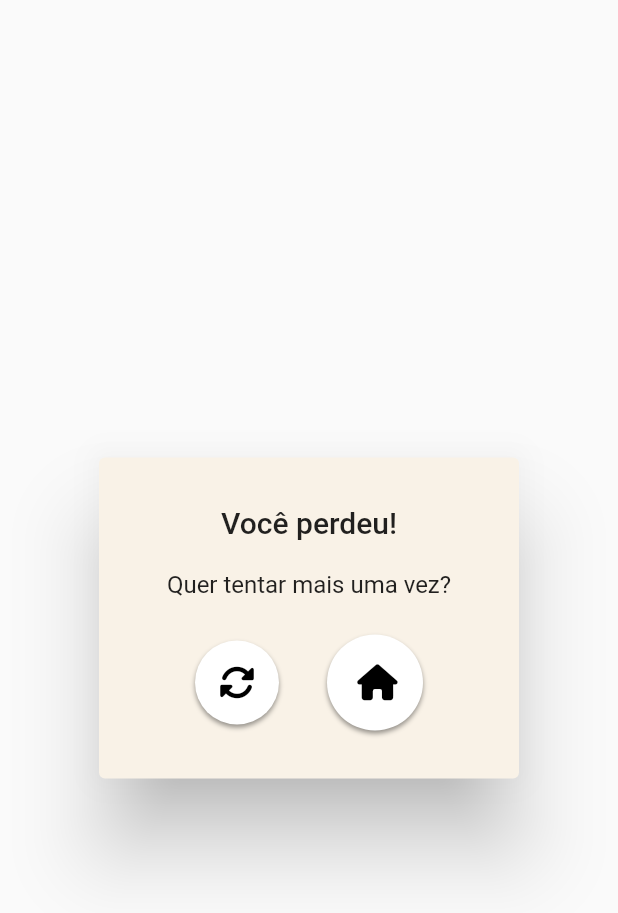
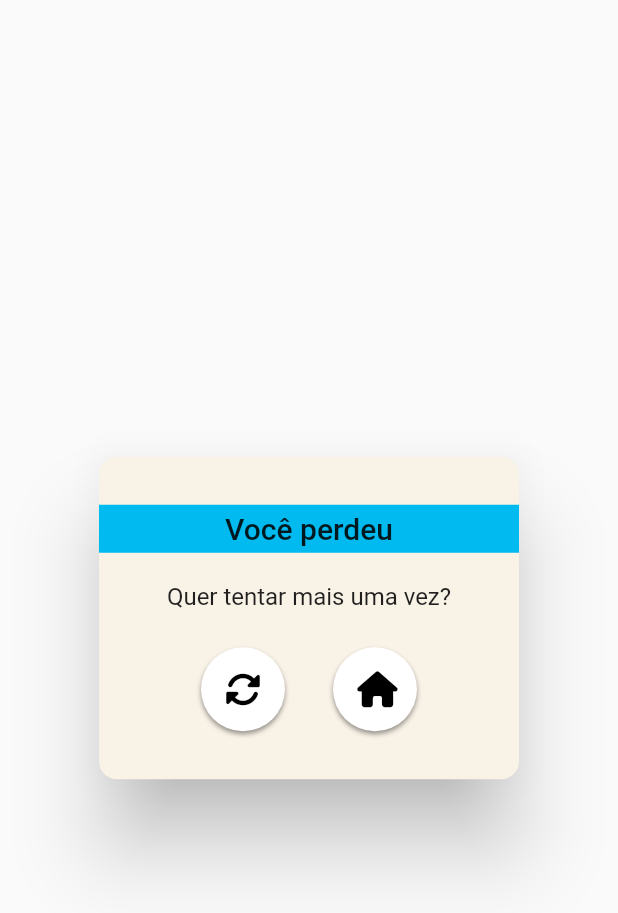
Before and after one commit to bruno9800/math_game, a Flutter app: the GameOverModal widget shown alone on an empty page, opened directly with empty values, on a phone screen of 412 x 824 dp. Shown: the top 913 px of the screen. Run offline on Flutter 3.47's test engine with Material 2 defaults, Android fonts, the phone set to English and light mode, and no system bars; our stand-ins replace cloud_firestore, firebase_auth, firebase_core, font_awesome_flutter, google_fonts, google_sign_in; accounts and stored records are empty.

```diff
--- a/lib/pages/modals/over_modal.dart
+++ b/lib/pages/modals/over_modal.dart
@@ -15,12 +15,18 @@ class GameOverModal extends StatelessWidget {
       actionsPadding: EdgeInsets.only(bottom: 32),
       titlePadding: EdgeInsets.only(top: 32),
       backgroundColor: CustomTheme.PIECE,
-      title: Row(
-        mainAxisSize: MainAxisSize.max,
-        mainAxisAlignment: MainAxisAlignment.center,
-        children: [
-          Text('Você perdeu!'),
-        ],
+      shape: RoundedRectangleBorder(
+          borderRadius: BorderRadius.circular(12)
+      ),
+      title: Container(
+        height: 32,
+        color: CustomTheme.BLUE,
+        child: Row(
+          mainAxisAlignment: MainAxisAlignment.center,
+          children: [
+            Text('Você perdeu')
+          ],
+        ),
       ),
       content: Row(
         mainAxisAlignment: MainAxisAlignment.center,
@@ -49,6 +55,7 @@ class GameOverModal extends StatelessWidget {
                 onMenu();
                 Navigator.of(context).pop(); // Fecha o modal
               },
+              padding: 4,
             ),
           ],
         )
--- a/lib/pages/states/stars_state.dart
+++ b/lib/pages/states/stars_state.dart
@@ -21,6 +21,8 @@ class _StarIconState extends State<StarsComponent> {
   Widget build(BuildContext context) {
     return Row(
       mainAxisSize: MainAxisSize.min,
+      crossAxisAlignment: CrossAxisAlignment.center,
+      mainAxisAlignment: MainAxisAlignment.center,
 
 
       children: [
@@ -31,6 +33,7 @@ class _StarIconState extends State<StarsComponent> {
           ),
         const SizedBox(width: 4),
         Column(
+          mainAxisSize: MainAxisSize.min,
           children: [
             Icon(
               3 <= widget.fillStars ? FontAwesomeIcons.solidStar : FontAwesomeIcons.star,
```
Also changed, not shown: lib/pages/modals/win_modal.dart (+31 -6 lines), lib/pages/states/game_state.dart (+4 -3 lines).
